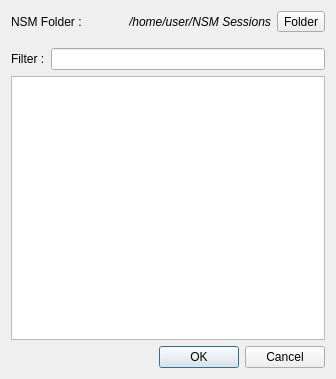
This is resources/ui/open_session.ui in Houston4444/RaySession as Qt 5 draws it before an edit. The edited form follows.
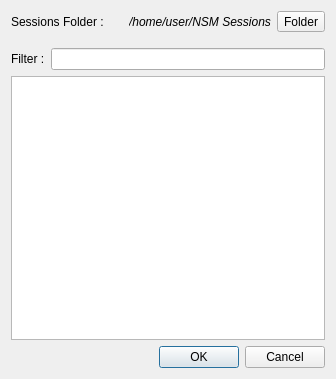
This is the edited form. Icons and pictures are not drawn. Custom widgets are drawn as their Qt base class.

Commit message: update french translation

Patch:
```diff
--- a/resources/ui/open_session.ui
+++ b/resources/ui/open_session.ui
@@ -25,7 +25,7 @@
      <item>
       <widget class="QLabel" name="labelNsmFolder">
        <property name="text">
-        <string>NSM Folder :</string>
+        <string>Sessions Folder :</string>
        </property>
        <property name="alignment">
         <set>Qt::AlignLeading|Qt::AlignLeft|Qt::AlignVCenter</set>
```
The commit also changes 2 other files.
